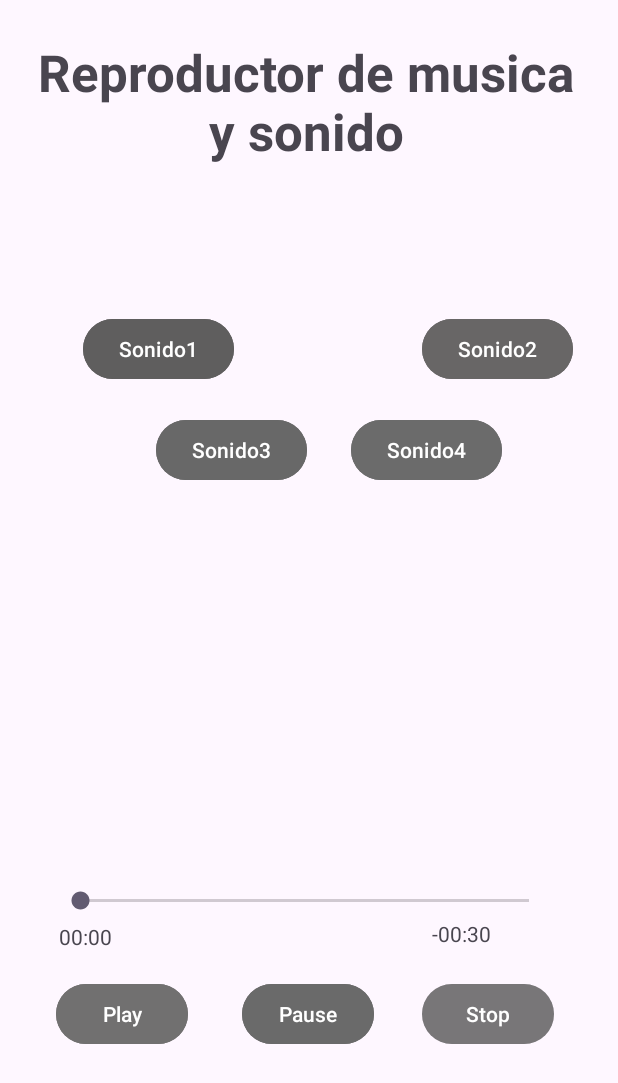
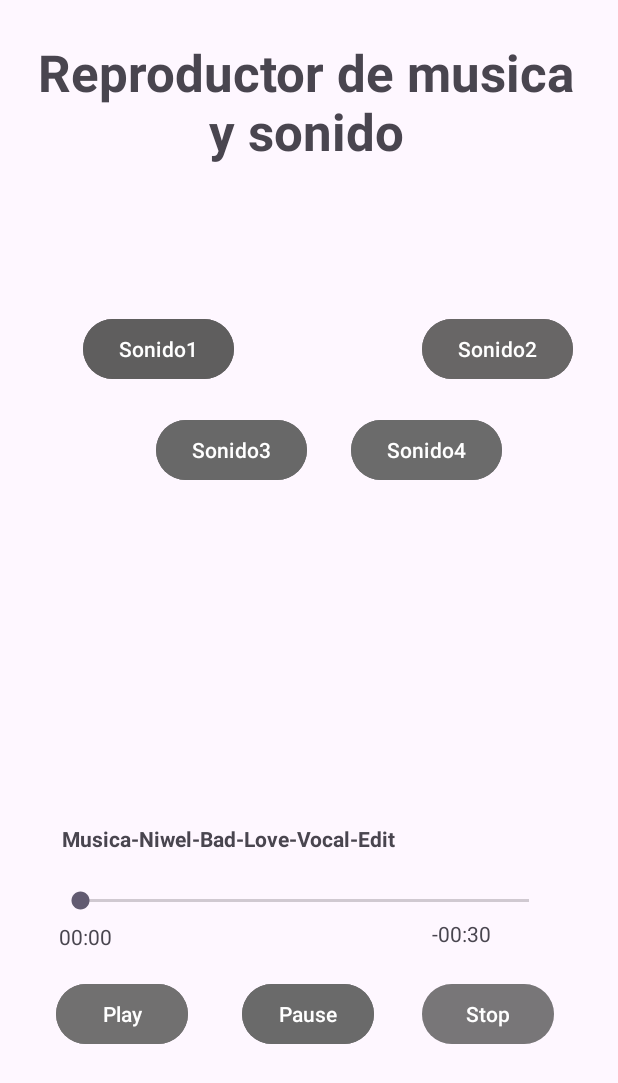
Before and after one commit to fsr0006-lgtm/AndroidTarea, an Android app: the screen it shows after launch (MainActivity), on a phone screen of 412 x 824 dp. Shown: the top 1083 px of the screen. Run offline under Robolectric (Android 15) with nearby library versions, the phone set to English and light mode, and no system bars.

Commit message:
Ejercicio corregido

```diff
--- a/Practica_T7/app/src/main/java/com/example/practica_t7/MainActivity.java
+++ b/Practica_T7/app/src/main/java/com/example/practica_t7/MainActivity.java
@@ -122,5 +122,8 @@ public class MainActivity extends AppCompatActivity {
         });
 
 
+
+
+
     }
 }
--- a/Practica_T7/app/src/main/res/layout/activity_main.xml
+++ b/Practica_T7/app/src/main/res/layout/activity_main.xml
@@ -126,10 +126,14 @@
         app:layout_constraintTop_toBottomOf="@+id/textView" />
 
     <TextView
-        android:id="@+id/txtNombreCancion"
-        android:layout_width="327dp"
-        android:layout_height="33dp"
-        tools:layout_editor_absoluteX="40dp"
-        tools:layout_editor_absoluteY="542dp" />
+        android:id="@+id/textView3"
+        android:layout_width="323dp"
+        android:layout_height="28dp"
+        android:layout_marginStart="41dp"
+        android:layout_marginTop="225dp"
+        android:text="Musica-Niwel-Bad-Love-Vocal-Edit"
+        android:textStyle="bold"
+        app:layout_constraintStart_toStartOf="parent"
+        app:layout_constraintTop_toBottomOf="@+id/btnSonido4" />
 
 </androidx.constraintlayout.widget.ConstraintLayout>
```
